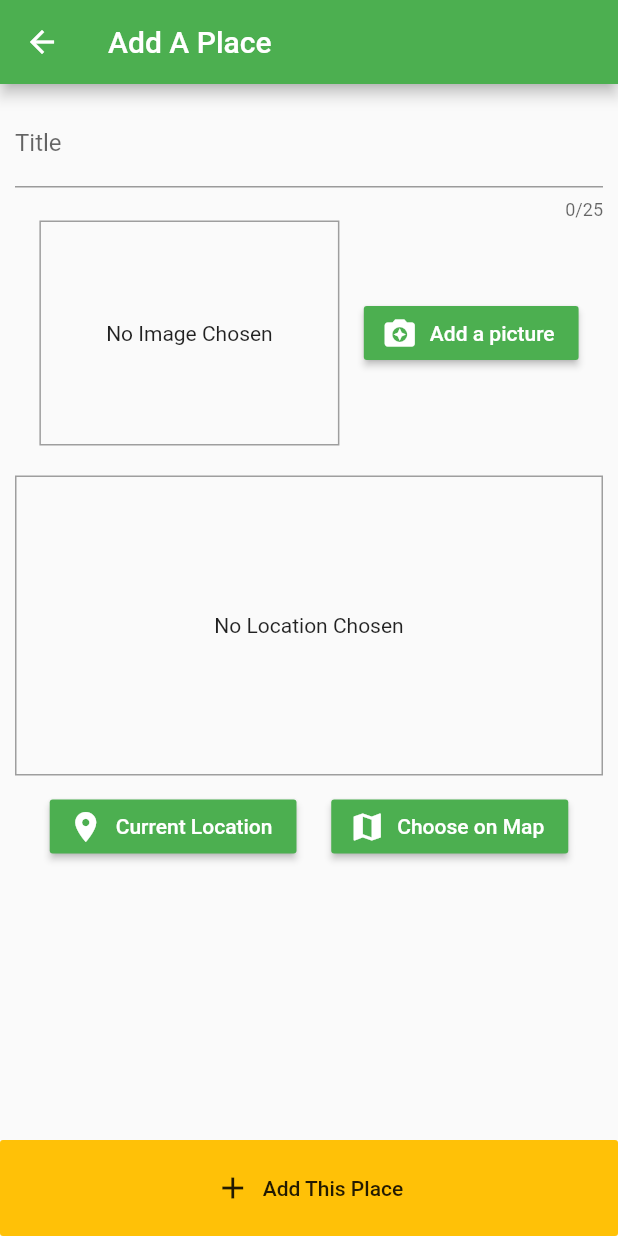
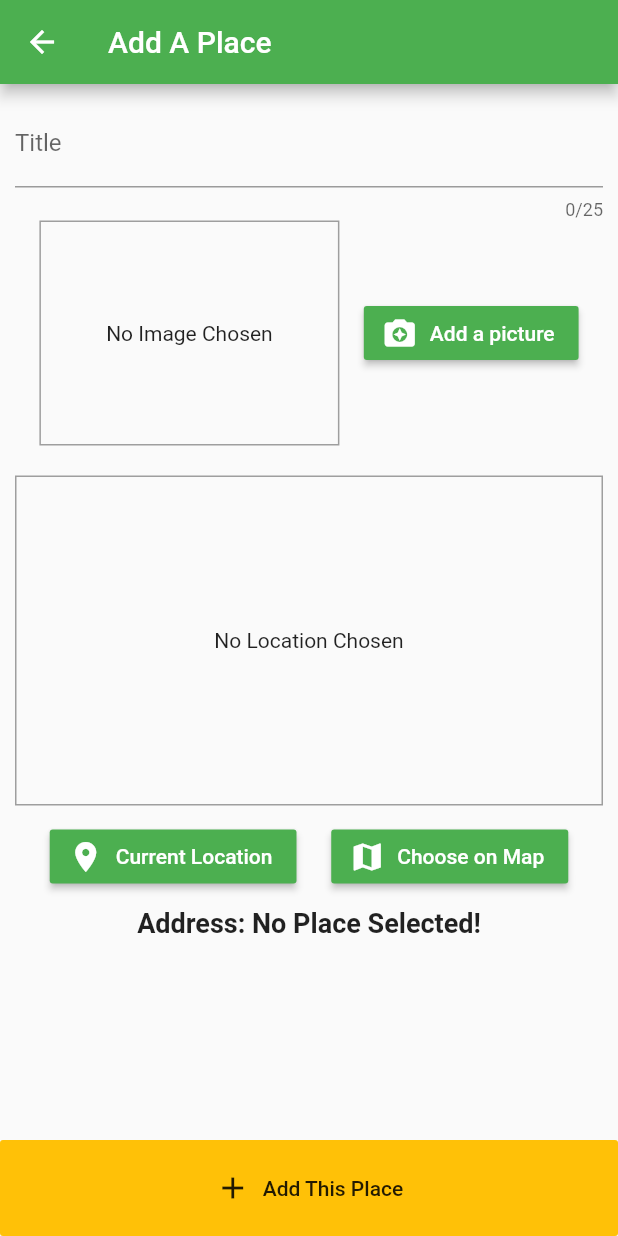
Before and after one commit to ankanSikdar/flutter-favorite-places, a Flutter app: the AddPlaceScreen screen opened by its route, after a tap on "Current Location", on a phone screen of 412 x 824 dp. Run offline on Flutter 3.47's test engine with Material 2 defaults, Android fonts, the phone set to English and light mode, and no system bars; our stand-ins replace image_picker, location, sqflite; missing offline and left inert: mapbox_gl; accounts and stored records are empty.

Commit message:
Added address from geolocation

```diff
--- a/lib/widgets/location_input.dart
+++ b/lib/widgets/location_input.dart
@@ -12,18 +12,22 @@ class LocationInput extends StatefulWidget {
 class _LocationInputState extends State<LocationInput> {
   String _previewImageUrl;
   LatLng _selectedLatLng;
+  String _address;
 
-  void _setImage() {
+  Future<void> _setImageAndAddress() async {
     final url = LocationHelper.generateLocationPreviewImage(
         latitude: _selectedLatLng.latitude,
         longitude: _selectedLatLng.longitude);
-    setState(() {
-      _previewImageUrl = url;
-    });
-    LocationHelper.getPlaceAddress(
+
+    final locationAddress = await LocationHelper.getPlaceAddress(
       latitude: _selectedLatLng.latitude,
       longitude: _selectedLatLng.longitude,
     );
+
+    setState(() {
+      _previewImageUrl = url;
+      _address = locationAddress;
+    });
   }
 
   Future<void> _getCurrentLocation() async {
@@ -31,7 +35,7 @@ class _LocationInputState extends State<LocationInput> {
     locationApi.changeSettings(accuracy: LocationAccuracy.high);
     final location = await locationApi.getLocation();
     _selectedLatLng = LatLng(location.latitude, location.longitude);
-    _setImage();
+    _setImageAndAddress();
   }
 
   @override
@@ -39,7 +43,7 @@ class _LocationInputState extends State<LocationInput> {
     return Column(
       children: [
         Container(
-          height: 200,
+          height: 220,
           width: double.infinity,
           alignment: Alignment.center,
           decoration: BoxDecoration(
@@ -77,7 +81,7 @@ class _LocationInputState extends State<LocationInput> {
                     await Navigator.pushNamed(context, MapsScreen.routeName);
                 if (response != null) {
                   _selectedLatLng = response;
-                  _setImage();
+                  _setImageAndAddress();
                 }
               },
               icon: Icon(
@@ -91,7 +95,22 @@ class _LocationInputState extends State<LocationInput> {
               color: Theme.of(context).primaryColor,
             ),
           ],
-        )
+        ),
+        SizedBox(
+          height: 10,
+        ),
+        Padding(
+          padding: EdgeInsets.symmetric(horizontal: 10),
+          child: Text(
+            _address == null
+                ? 'Address: No Place Selected!'
+                : 'Address: $_address',
+            style: TextStyle(
+              fontSize: 18,
+              fontWeight: FontWeight.bold,
+            ),
+          ),
+        ),
       ],
     );
   }
```
